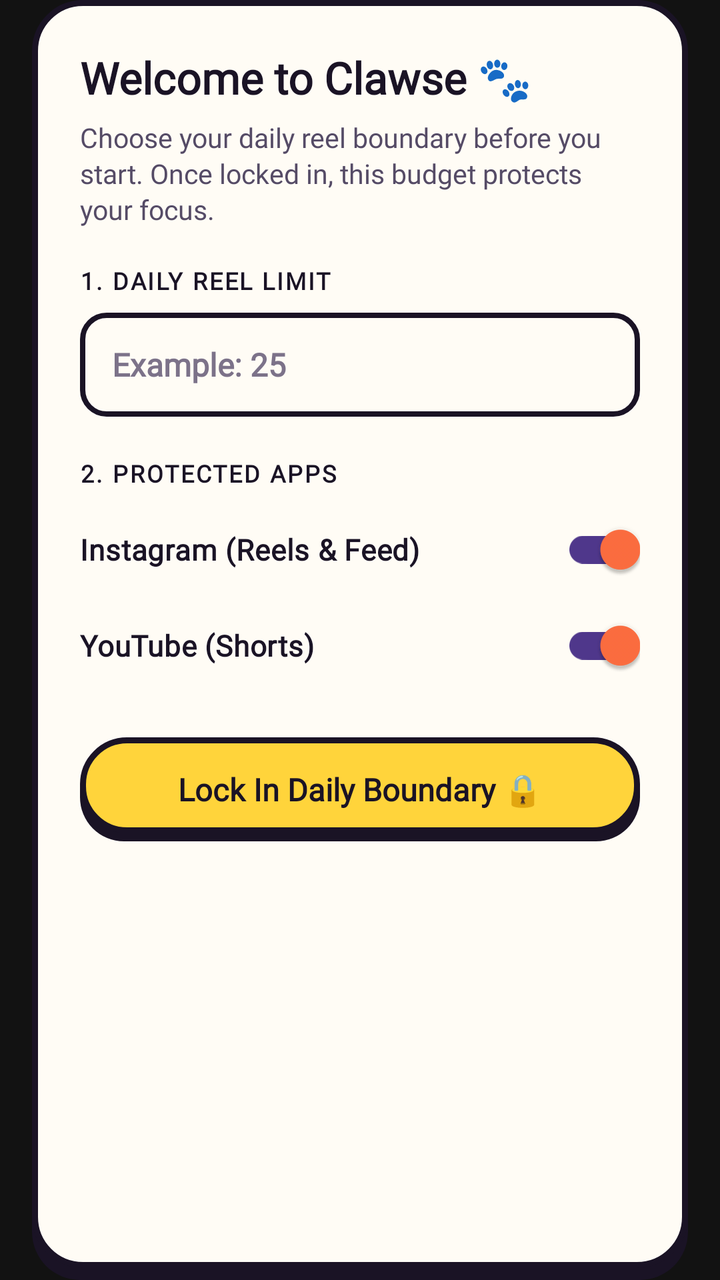
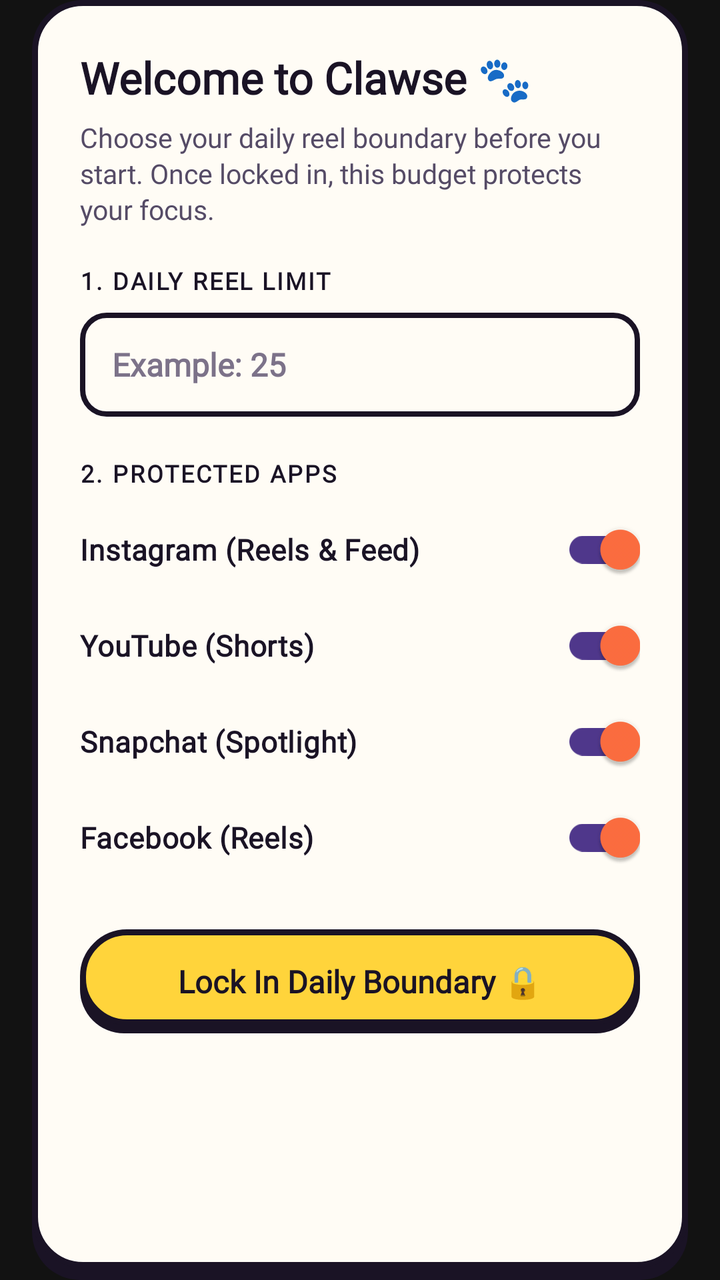

Two renders of the same Android screen: before a commit and after it. Below are the layout's source before the change and the commit's diff.
<!-- AndroidManifest.xml: application theme Theme.AntiScrollerKitty -->
<!-- res/layout/dialog_initial_setup_light.xml -->
<?xml version="1.0" encoding="utf-8"?>
<ScrollView xmlns:android="http://schemas.android.com/apk/res/android"
    xmlns:app="http://schemas.android.com/apk/res-auto"
    android:layout_width="match_parent"
    android:layout_height="wrap_content"
    android:paddingStart="16dp"
    android:paddingEnd="16dp"
    android:clipToPadding="false"
    android:fillViewport="true">

    <LinearLayout
        android:layout_width="match_parent"
        android:layout_height="wrap_content"
        android:orientation="vertical"
        android:padding="24dp"
        android:background="@drawable/bg_sticker_dialog_paper">

        <TextView
            android:layout_width="wrap_content"
            android:layout_height="wrap_content"
            android:text="Welcome to Clawse 🐾"
            android:textColor="@color/sticker_ink"
            android:textSize="22sp"
            android:textStyle="bold"
            android:fontFamily="@font/bricolage_grotesque" />

        <TextView
            android:layout_width="wrap_content"
            android:layout_height="wrap_content"
            android:layout_marginTop="6dp"
            android:text="Choose your daily reel boundary before you start. Once locked in, this budget protects your focus."
            android:textColor="@color/sticker_ink_soft"
            android:textSize="13.5sp"
            android:lineSpacingExtra="2dp"
            android:fontFamily="@font/bricolage_grotesque" />

        
        <TextView
            android:layout_width="wrap_content"
            android:layout_height="wrap_content"
            android:layout_marginTop="18dp"
            android:text="1. DAILY REEL LIMIT"
            android:textColor="@color/sticker_ink"
            android:textSize="12sp"
            android:letterSpacing="0.08"
            android:textStyle="bold"
            android:fontFamily="@font/bricolage_grotesque" />

        <FrameLayout
            android:layout_width="match_parent"
            android:layout_height="52dp"
            android:layout_marginTop="8dp"
            android:background="@drawable/bg_sticker_input_box">

            <com.google.android.material.textfield.TextInputEditText
                android:id="@+id/etSetupLimit"
                android:layout_width="match_parent"
                android:layout_height="match_parent"
                android:background="@null"
                android:paddingStart="16dp"
                android:paddingEnd="16dp"
                android:inputType="number"
                android:maxLength="4"
                android:hint="Example: 25"
                android:textColorHint="@color/sticker_ink_muted"
                android:textColor="@color/sticker_ink"
                android:textSize="16sp"
                android:textStyle="bold"
                android:fontFamily="@font/bricolage_grotesque" />
        </FrameLayout>

        
        <TextView
            android:layout_width="wrap_content"
            android:layout_height="wrap_content"
            android:layout_marginTop="20dp"
            android:text="2. PROTECTED APPS"
            android:textColor="@color/sticker_ink"
            android:textSize="12sp"
            android:letterSpacing="0.08"
            android:textStyle="bold"
            android:fontFamily="@font/bricolage_grotesque" />

        <com.google.android.material.switchmaterial.SwitchMaterial
            android:id="@+id/switchSetupInstagram"
            android:layout_width="match_parent"
            android:layout_height="wrap_content"
            android:layout_marginTop="6dp"
            android:checked="true"
            android:text="Instagram (Reels &amp; Feed)"
            android:textColor="@color/sticker_ink"
            android:textSize="14.5sp"
            android:fontFamily="@font/bricolage_grotesque"
            android:textStyle="bold" />

        <com.google.android.material.switchmaterial.SwitchMaterial
            android:id="@+id/switchSetupYouTube"
            android:layout_width="match_parent"
            android:layout_height="wrap_content"
            android:checked="true"
            android:text="YouTube (Shorts)"
            android:textColor="@color/sticker_ink"
            android:textSize="14.5sp"
            android:fontFamily="@font/bricolage_grotesque"
            android:textStyle="bold" />

        <TextView
            android:id="@+id/btnLockInSetup"
            android:layout_width="match_parent"
            android:layout_height="52dp"
            android:layout_marginTop="22dp"
            android:background="@drawable/bg_sticker_card_yellow"
            android:gravity="center"
            android:text="Lock In Daily Boundary 🔒"
            android:textColor="@color/sticker_ink"
            android:textSize="15.5sp"
            android:textStyle="bold"
            android:clickable="true"
            android:focusable="true"
            android:fontFamily="@font/bricolage_grotesque" />

    </LinearLayout>
</ScrollView>
<!-- resources referenced by this layout -->
<resources>
  <color name="sticker_ink">#1A1325</color>
  <color name="sticker_ink_muted">#7C7289</color>
  <color name="sticker_ink_soft">#554B66</color>
  <!-- drawable bg_sticker_card_yellow (drawable) -->
  <?xml version="1.0" encoding="utf-8"?>
  <layer-list xmlns:android="http://schemas.android.com/apk/res/android">
      <item android:top="4dp">
          <shape android:shape="rectangle">
              <solid android:color="@color/sticker_ink" />
              <corners android:radius="22dp" />
          </shape>
      </item>
      <item android:bottom="4dp">
          <shape android:shape="rectangle">
              <solid android:color="@color/sticker_yellow" />
              <stroke android:width="3dp" android:color="@color/sticker_ink" />
              <corners android:radius="22dp" />
          </shape>
      </item>
  </layer-list>
  <!-- drawable bg_sticker_dialog_paper (drawable) -->
  <?xml version="1.0" encoding="utf-8"?>
  <layer-list xmlns:android="http://schemas.android.com/apk/res/android">
      <item android:top="6dp">
          <shape android:shape="rectangle">
              <solid android:color="@color/sticker_ink" />
              <corners android:radius="24dp" />
          </shape>
      </item>
      <item android:bottom="6dp">
          <shape android:shape="rectangle">
              <solid android:color="@color/sticker_paper" />
              <stroke android:width="3dp" android:color="@color/sticker_ink" />
              <corners android:radius="24dp" />
          </shape>
      </item>
  </layer-list>
  <!-- drawable bg_sticker_input_box (drawable) -->
  <?xml version="1.0" encoding="utf-8"?>
  <shape xmlns:android="http://schemas.android.com/apk/res/android"
      android:shape="rectangle">
      <solid android:color="@color/sticker_paper" />
      <stroke android:width="2.5dp" android:color="@color/sticker_ink" />
      <corners android:radius="12dp" />
  </shape>
  <style name="Theme.AntiScrollerKitty" parent="Theme.Material3.Dark.NoActionBar">
          <item name="colorPrimary">@color/primary</item>
          <item name="colorOnPrimary">@color/on_primary</item>
          <item name="colorSecondary">@color/secondary</item>
          <item name="colorOnSecondary">@color/on_secondary</item>
          <item name="android:statusBarColor">@color/background</item>
          <item name="android:navigationBarColor">@color/background</item>
          <item name="android:windowBackground">@color/background</item>
      </style>
  <color name="sticker_yellow">#FFD43B</color>
  <color name="sticker_paper">#FFFCF5</color>
  <color name="primary">#FF6E40</color>
  <color name="on_primary">#FFFFFF</color>
  <color name="secondary">#26A69A</color>
  <color name="on_secondary">#FFFFFF</color>
  <color name="background">#121212</color>
</resources>

<!-- the commit's change to res/layout/dialog_initial_setup_light.xml (unified diff, before → after) -->
@@ -104,6 +104,28 @@
             android:fontFamily="@font/bricolage_grotesque"
             android:textStyle="bold" />
 
+        <com.google.android.material.switchmaterial.SwitchMaterial
+            android:id="@+id/switchSetupSnapchat"
+            android:layout_width="match_parent"
+            android:layout_height="wrap_content"
+            android:checked="true"
+            android:text="Snapchat (Spotlight)"
+            android:textColor="@color/sticker_ink"
+            android:textSize="14.5sp"
+            android:fontFamily="@font/bricolage_grotesque"
+            android:textStyle="bold" />
+
+        <com.google.android.material.switchmaterial.SwitchMaterial
+            android:id="@+id/switchSetupFacebook"
+            android:layout_width="match_parent"
+            android:layout_height="wrap_content"
+            android:checked="true"
+            android:text="Facebook (Reels)"
+            android:textColor="@color/sticker_ink"
+            android:textSize="14.5sp"
+            android:fontFamily="@font/bricolage_grotesque"
+            android:textStyle="bold" />
+
         <TextView
             android:id="@+id/btnLockInSetup"
             android:layout_width="match_parent"
